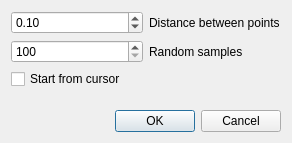
Qt form Controls/Dialogs/intersectiondialog.ui (smogork/SmoCAD) before a commit.
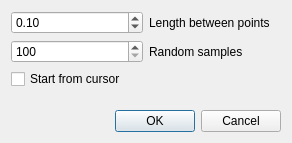
The same form after that commit.

Diff of the .ui file:
```diff
--- a/Controls/Dialogs/intersectiondialog.ui
+++ b/Controls/Dialogs/intersectiondialog.ui
@@ -19,7 +19,7 @@
      <item row="5" column="1">
       <widget class="QLabel" name="label">
        <property name="text">
-        <string>Distance between points</string>
+        <string>Length between points</string>
        </property>
       </widget>
      </item>
```
